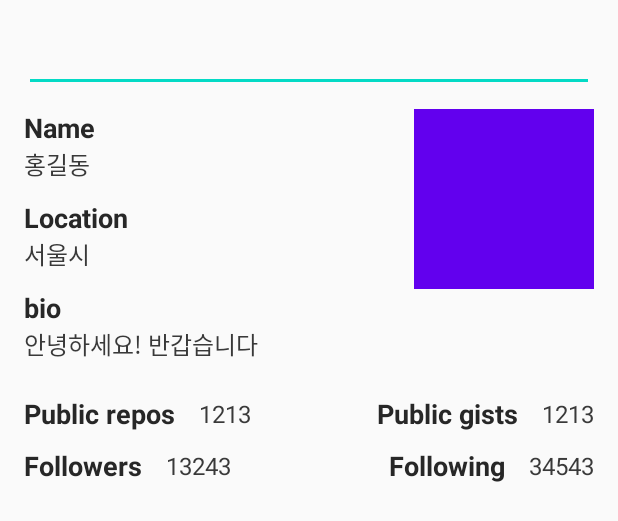
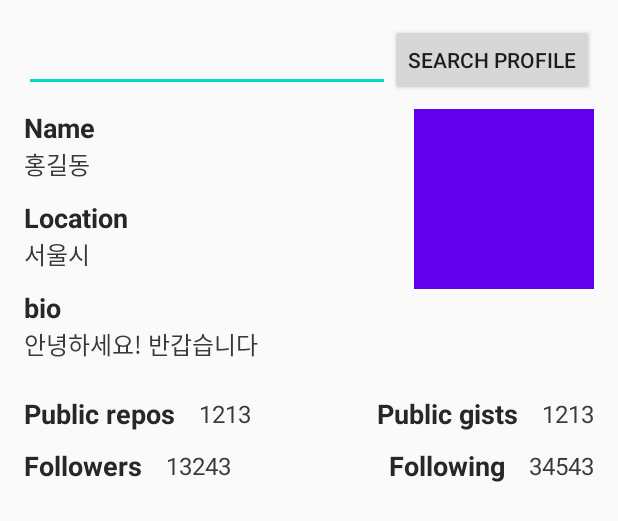
Before and after one commit to wisemuji/android-clean-architecture-github-client, an Android app: the layout activity_main.xml on its own in the app's theme, with its tools: preview values and no code run, on a phone screen of 412 x 824 dp. Shown: the top 521 px of the screen. Run offline under Robolectric (Android 15) with nearby library versions, the phone set to English and light mode, and no system bars.

Commit message:
Revert "[Remove] search button"
This reverts commit 88a5b623901a8a5d02500d5fb52d0f4aa4156a70.

```diff
--- a/app/src/main/java/com/wisemuji/githubclient/ui/main/MainViewModel.kt
+++ b/app/src/main/java/com/wisemuji/githubclient/ui/main/MainViewModel.kt
@@ -13,7 +13,7 @@ import javax.inject.Inject
 
 @HiltViewModel
 class MainViewModel @Inject constructor(
-    private val profileUseCase: ProfileUseCase,
+    private val profileUseCase: ProfileUseCaseImpl,
 ) : ViewModel() {
 
     private val _onError = MutableLiveData<Throwable>()
@@ -24,7 +24,7 @@ class MainViewModel @Inject constructor(
 
     val username = MutableLiveData<String>("")
 
-    fun search() = viewModelScope.launch {
+    fun onClickSearch() = viewModelScope.launch {
         fetchProfile(username = username.value?: "")
     }
 
--- a/app/src/main/res/layout/activity_main.xml
+++ b/app/src/main/res/layout/activity_main.xml
@@ -22,8 +22,17 @@
             android:layout_width="0dp"
             android:layout_height="wrap_content"
             android:text="@={viewModel.username}"
+            app:layout_constraintEnd_toStartOf="@id/main_search_button"
+            app:layout_constraintStart_toStartOf="parent"
+            app:layout_constraintTop_toTopOf="parent" />
+
+        <Button
+            android:id="@+id/main_search_button"
+            android:layout_width="wrap_content"
+            android:layout_height="wrap_content"
+            android:onClick="@{() -> viewModel.onClickSearch()}"
+            android:text="@string/main_search_profile"
             app:layout_constraintEnd_toEndOf="parent"
-            app:layout_constraintStart_toStartOf="parent"
             app:layout_constraintTop_toTopOf="parent" />
 
         <TextView
```
Also changed, not shown: app/src/main/java/com/wisemuji/githubclient/ui/main/MainActivity.kt (+0 -13 lines).
